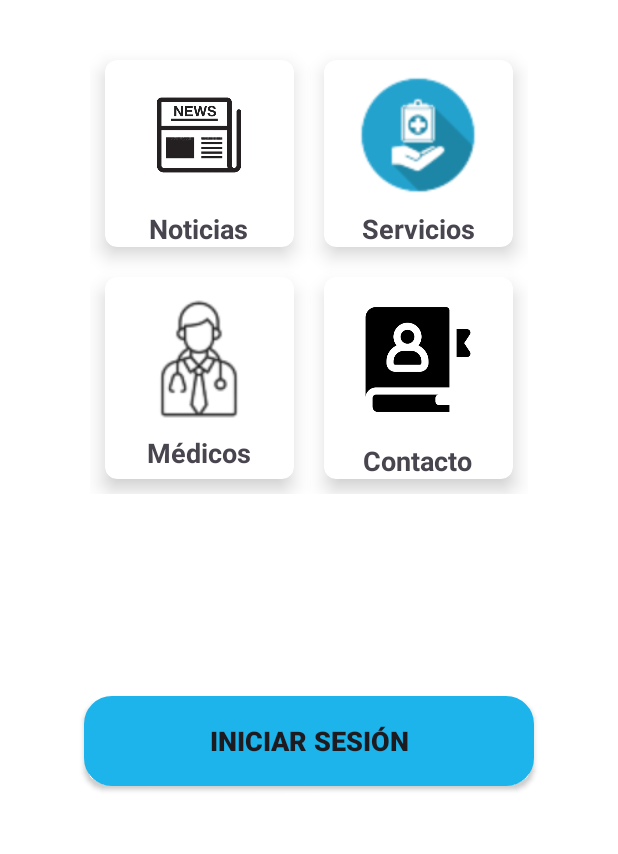
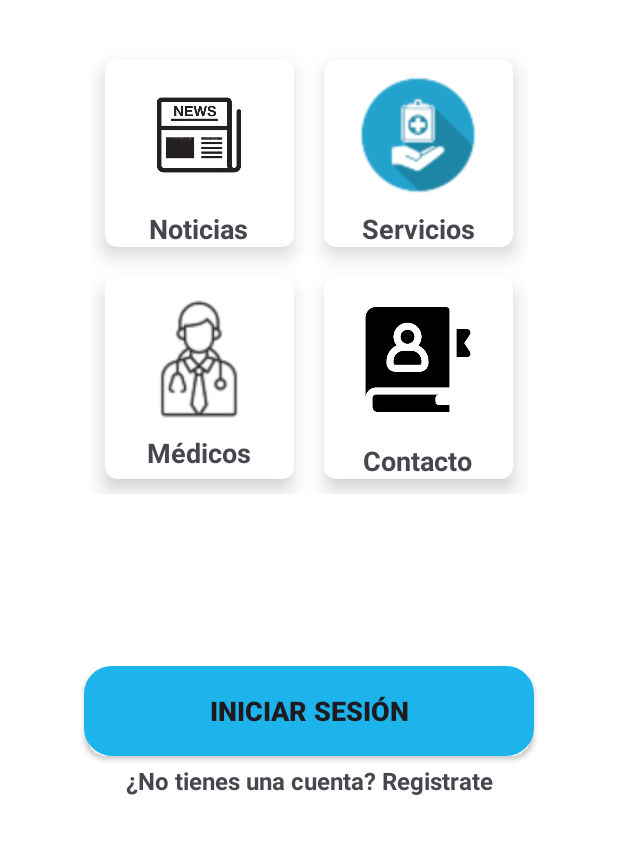
Before and after one commit to jezabala/Clinic-App-Project, an Android app: the screen it shows after launch (MainActivity), on a phone screen of 412 x 824 dp, the part 360-1214 px from its top. Run offline under Robolectric (Android 15) with nearby library versions, the phone set to English and light mode, and no system bars.

Commit message:
Diseño pantalla de registro y su redireccionamiento

```diff
--- a/app/src/main/java/com/jesusdev/clinicaapp/MainActivity.kt
+++ b/app/src/main/java/com/jesusdev/clinicaapp/MainActivity.kt
@@ -23,6 +23,7 @@ class MainActivity : AppCompatActivity() {
         binding.directMedicos.setOnClickListener { showDirectMedicos() }
         binding.directContacto.setOnClickListener { showDirectContacto() }
         binding.btnLogin.setOnClickListener { showLogInForm() }
+        binding.tvSignUp.setOnClickListener { showSignUp() }
 
     }
 
@@ -41,4 +42,9 @@ class MainActivity : AppCompatActivity() {
 
     private fun showDirectContacto(){}
 
+    private fun showSignUp(){
+        val intent = Intent(this, SignUpActivity::class.java)
+        startActivity(intent)
+    }
+
 }
--- a/app/src/main/res/layout/activity_main.xml
+++ b/app/src/main/res/layout/activity_main.xml
@@ -191,15 +191,26 @@
         app:layout_constraintEnd_toEndOf="parent"
         app:layout_constraintStart_toStartOf="parent"
         app:layout_constraintBottom_toBottomOf="parent"
-        android:layout_marginTop="20dp"
+        android:layout_marginTop="15dp"
         android:background="@drawable/btn_round"
         android:text="@string/login"
         android:textStyle="bold"
         android:textSize="18sp"
-        android:layout_marginBottom="20dp">
-
+        android:layout_marginBottom="40dp">
     </androidx.appcompat.widget.AppCompatButton>
 
+    <TextView
+        android:id="@+id/tvSignUp"
+        android:layout_width="wrap_content"
+        android:layout_height="wrap_content"
+        app:layout_constraintStart_toStartOf="parent"
+        app:layout_constraintEnd_toEndOf="parent"
+        app:layout_constraintTop_toBottomOf="@id/btnLogin"
+        android:text="@string/sign_up_main"
+        android:layout_marginTop="5dp"
+        android:textSize="16sp"
+        android:textStyle="bold"
+        android:textAlignment="center"/>
 
 
 
--- a/app/src/main/res/values/strings.xml
+++ b/app/src/main/res/values/strings.xml
@@ -9,6 +9,7 @@
 
     <string name="login">Iniciar Sesión</string>
     <string name="recuperar_contraseña">Recuperar contraseña</string>
+    <string name="sign_up_main">¿No tienes una cuenta? Registrate</string>
 
     <string name="username">Usuario</string>
     <string name="password">Contraseña</string>
```
